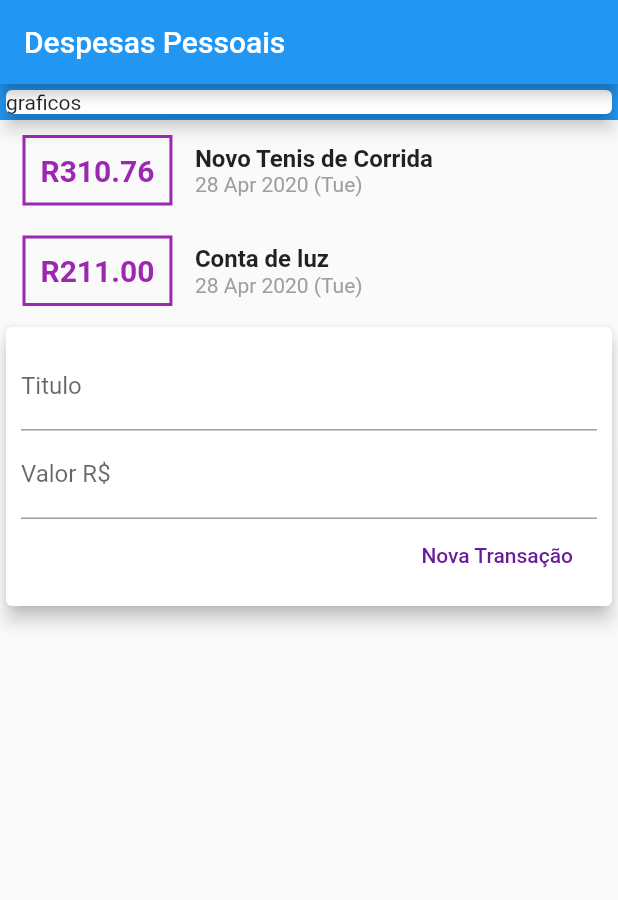
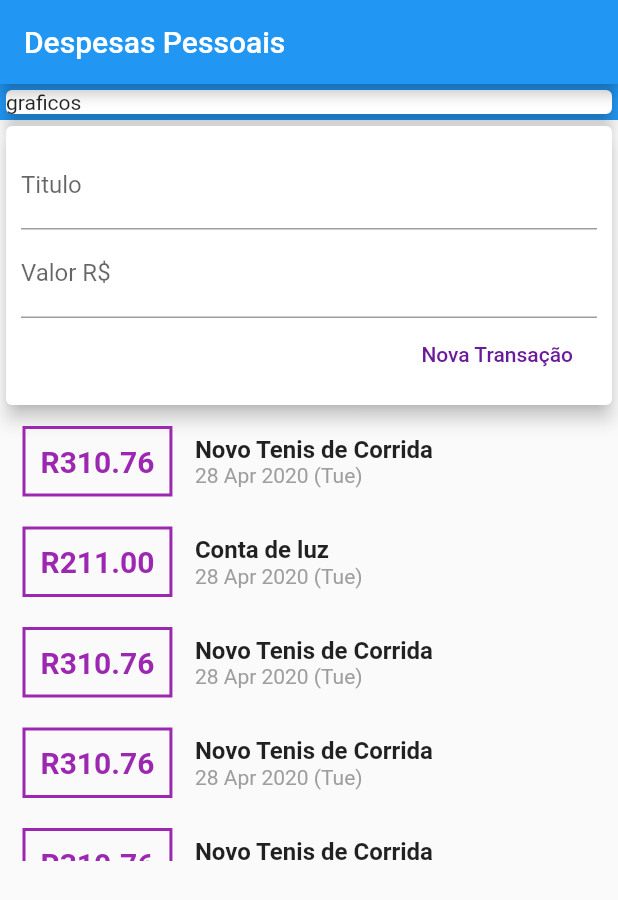
Before and after one commit to kadeguilherme/Despesas-Pessoal, a Flutter app: the screen it shows after launch, on a phone screen of 412 x 824 dp. Shown: the top 900 px of the screen. Run offline on Flutter 3.47's test engine with Material 2 defaults, Android fonts, the phone set to English and light mode, and no system bars.

Commit message:
Colocando SingleChildScrollView na classe main e na trnsacao_lista

```diff
--- a/lib/components/transacao_user.dart
+++ b/lib/components/transacao_user.dart
@@ -22,7 +22,43 @@ class _TransacaoUserState extends State<TransacaoUser> {
       title: "Conta de luz",
       value: 211.0,
       date: DateTime.now(),
-    )
+    ),
+    Transacao(
+      id: 't5',
+      title: "Novo Tenis de Corrida",
+      value: 310.76,
+      date: DateTime.now(),
+    ),
+    Transacao(
+      id: 't6',
+      title: "Novo Tenis de Corrida",
+      value: 310.76,
+      date: DateTime.now(),
+    ),
+    Transacao(
+      id: 't7',
+      title: "Novo Tenis de Corrida",
+      value: 310.76,
+      date: DateTime.now(),
+    ),
+    Transacao(
+      id: 't8',
+      title: "Novo Tenis de Corrida",
+      value: 310.76,
+      date: DateTime.now(),
+    ),
+    Transacao(
+      id: 't9',
+      title: "Novo Tenis de Corrida",
+      value: 310.76,
+      date: DateTime.now(),
+    ),
+    Transacao(
+      id: 't10',
+      title: "Novo Tenis de Corrida",
+      value: 30.76,
+      date: DateTime.now(),
+    ),
   ];
 
   _addTransacao(String titulo, double valor) {
@@ -42,8 +78,8 @@ class _TransacaoUserState extends State<TransacaoUser> {
   Widget build(BuildContext context) {
     return Column(
       children: <Widget>[
+        TransacaoForm(_addTransacao),
         TransacaoLista(_transacao),
-        TransacaoForm(_addTransacao),
       ],
     );
   }
--- a/lib/components/transcao_lista.dart
+++ b/lib/components/transcao_lista.dart
@@ -8,7 +8,10 @@ class TransacaoLista extends StatelessWidget {
   TransacaoLista(this.transacao);
   @override
   Widget build(BuildContext context) {
-    return Column(
+    return Container(
+      height: 300,
+      child: SingleChildScrollView(
+        child: Column(
           children: transacao.map((tr) {
             return (Row(
               children: <Widget>[
@@ -53,6 +56,8 @@ class TransacaoLista extends StatelessWidget {
               ],
             ));
           }).toList(),
+        ),
+      ),
     );
   }
 }
--- a/lib/main.dart
+++ b/lib/main.dart
@@ -23,7 +23,8 @@ class MyHomePage extends StatelessWidget {
       appBar: AppBar(
         title: Text("Despesas Pessoais"),
       ),
-      body: Column(
+      body: SingleChildScrollView(
+        child: Column(
           //esticar a a linha
           crossAxisAlignment: CrossAxisAlignment.stretch,
           children: <Widget>[
@@ -37,6 +38,7 @@ class MyHomePage extends StatelessWidget {
             TransacaoUser(),
           ],
         ),
+      ),
     );
   }
 }
```
Lines whose indentation alone changed are shown as unchanged.
